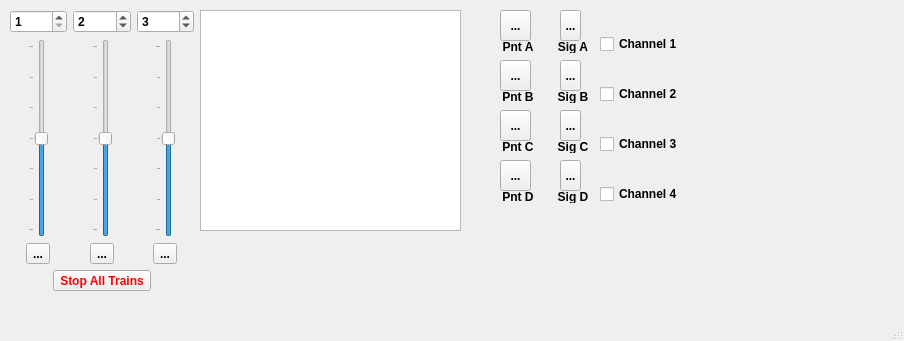
The window that gb_dcc.ui (schelli04/Gertbot_DCC) describes before a commit, drawn with Qt 5.
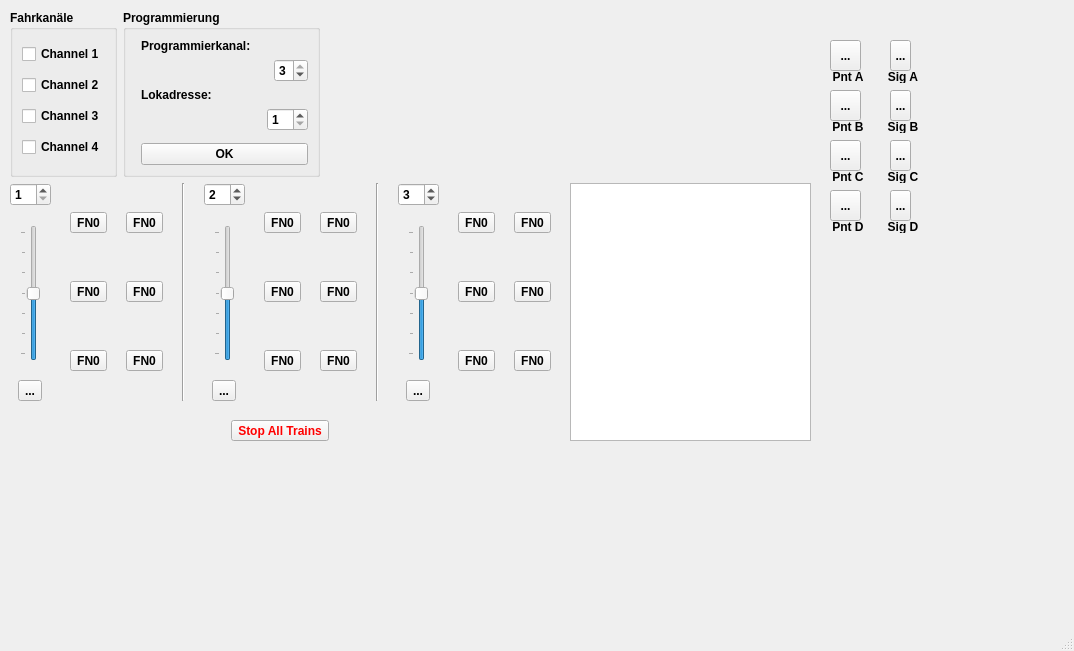
The same window after the commit. Icons and pictures are not drawn.

What changed in the file:
```diff
--- a/gb_dcc.ui
+++ b/gb_dcc.ui
@@ -6,8 +6,8 @@
    <rect>
     <x>0</x>
     <y>0</y>
-    <width>904</width>
-    <height>341</height>
+    <width>1074</width>
+    <height>651</height>
    </rect>
   </property>
   <property name="font">
@@ -36,8 +36,8 @@
    <widget class="QToolButton" name="pb_pointA">
     <property name="geometry">
      <rect>
-      <x>500</x>
-      <y>10</y>
+      <x>830</x>
+      <y>40</y>
       <width>31</width>
       <height>31</height>
      </rect>
@@ -66,8 +66,8 @@
    <widget class="QToolButton" name="pb_signalA">
     <property name="geometry">
      <rect>
-      <x>560</x>
-      <y>10</y>
+      <x>890</x>
+      <y>40</y>
       <width>21</width>
       <height>31</height>
      </rect>
@@ -96,8 +96,8 @@
    <widget class="QLabel" name="lbl_pointA">
     <property name="geometry">
      <rect>
-      <x>495</x>
-      <y>40</y>
+      <x>825</x>
+      <y>70</y>
       <width>46</width>
       <height>13</height>
      </rect>
@@ -117,8 +117,8 @@
    <widget class="QLabel" name="lbl_pointB">
     <property name="geometry">
      <rect>
-      <x>495</x>
-      <y>90</y>
+      <x>825</x>
+      <y>120</y>
       <width>46</width>
       <height>13</height>
      </rect>
@@ -138,8 +138,8 @@
    <widget class="QToolButton" name="pb_pointB">
     <property name="geometry">
      <rect>
-      <x>500</x>
-      <y>60</y>
+      <x>830</x>
+      <y>90</y>
       <width>31</width>
       <height>31</height>
      </rect>
@@ -168,8 +168,8 @@
    <widget class="QLabel" name="lbl_sigA">
     <property name="geometry">
      <rect>
-      <x>550</x>
-      <y>40</y>
+      <x>880</x>
+      <y>70</y>
       <width>46</width>
       <height>13</height>
      </rect>
@@ -189,8 +189,8 @@
    <widget class="QToolButton" name="pb_signalB">
     <property name="geometry">
      <rect>
-      <x>560</x>
-      <y>60</y>
+      <x>890</x>
+      <y>90</y>
       <width>21</width>
       <height>31</height>
      </rect>
@@ -219,8 +219,8 @@
    <widget class="QLabel" name="lbl_sigB">
     <property name="geometry">
      <rect>
-      <x>550</x>
-      <y>90</y>
+      <x>880</x>
+      <y>120</y>
       <width>46</width>
       <height>13</height>
      </rect>
@@ -240,8 +240,8 @@
    <widget class="QToolButton" name="pb_pointD">
     <property name="geometry">
      <rect>
-      <x>500</x>
-      <y>160</y>
+      <x>830</x>
+      <y>190</y>
       <width>31</width>
       <height>31</height>
      </rect>
@@ -270,8 +270,8 @@
    <widget class="QLabel" name="lbl_pointC">
     <property name="geometry">
      <rect>
-      <x>495</x>
-      <y>140</y>
+      <x>825</x>
+      <y>170</y>
       <width>46</width>
       <height>13</height>
      </rect>
@@ -291,8 +291,8 @@
    <widget class="QToolButton" name="pb_pointC">
     <property name="geometry">
      <rect>
-      <x>500</x>
-      <y>110</y>
+      <x>830</x>
+      <y>140</y>
       <width>31</width>
       <height>31</height>
      </rect>
@@ -321,8 +321,8 @@
    <widget class="QLabel" name="lbl_pointD">
     <property name="geometry">
      <rect>
-      <x>495</x>
-      <y>190</y>
+      <x>825</x>
+      <y>220</y>
       <width>46</width>
       <height>13</height>
      </rect>
@@ -342,8 +342,8 @@
    <widget class="QLabel" name="lbl_sigA_2">
     <property name="geometry">
      <rect>
-      <x>550</x>
-      <y>140</y>
+      <x>880</x>
+      <y>170</y>
       <width>46</width>
       <height>13</height>
      </rect>
@@ -363,8 +363,8 @@
    <widget class="QToolButton" name="pb_signalC">
     <property name="geometry">
      <rect>
-      <x>560</x>
-      <y>110</y>
+      <x>890</x>
+      <y>140</y>
       <width>21</width>
       <height>31</height>
      </rect>
@@ -393,8 +393,8 @@
    <widget class="QToolButton" name="pb_signalD">
     <property name="geometry">
      <rect>
-      <x>560</x>
-      <y>160</y>
+      <x>890</x>
+      <y>190</y>
       <width>21</width>
       <height>31</height>
      </rect>
@@ -423,8 +423,8 @@
    <widget class="QLabel" name="lbl_sigB_2">
     <property name="geometry">
      <rect>
-      <x>550</x>
-      <y>190</y>
+      <x>880</x>
+      <y>220</y>
       <width>46</width>
       <height>13</height>
      </rect>
@@ -446,10 +446,179 @@
      <rect>
       <x>10</x>
       <y>10</y>
-      <width>184</width>
-      <height>281</height>
+      <width>801</width>
+      <height>431</height>
      </rect>
     </property>
+    <layout class="QVBoxLayout" name="verticalLayout_7" stretch="1,4">
+     <item>
+      <layout class="QHBoxLayout" name="horizontalLayout_3" stretch="1,2,5">
+       <item>
+        <layout class="QVBoxLayout" name="verticalLayout_5">
+         <item>
+          <widget class="QGroupBox" name="groupBox_2">
+           <property name="title">
+            <string>Fahrkanäle</string>
+           </property>
+           <layout class="QGridLayout" name="gridLayout">
+            <item row="1" column="0">
+             <widget class="QCheckBox" name="chkBx_Chn1">
+              <property name="text">
+               <string>Channel 2</string>
+              </property>
+             </widget>
+            </item>
+            <item row="0" column="0">
+             <widget class="QCheckBox" name="chkBx_Chn0">
+              <property name="text">
+               <string>Channel 1</string>
+              </property>
+             </widget>
+            </item>
+            <item row="2" column="0">
+             <widget class="QCheckBox" name="chkBx_Chn2">
+              <property name="text">
+               <string>Channel 3</string>
+              </property>
+             </widget>
+            </item>
+            <item row="3" column="0">
+             <widget class="QCheckBox" name="chkBx_Chn3">
+              <property name="text">
+               <string>Channel 4</string>
+              </property>
+             </widget>
+            </item>
+           </layout>
+          </widget>
+         </item>
+        </layout>
+       </item>
+       <item>
+        <layout class="QVBoxLayout" name="verticalLayout_6">
+         <item>
+          <widget class="QGroupBox" name="groupBox">
+           <property name="title">
+            <string>Programmierung</string>
+           </property>
+           <layout class="QFormLayout" name="formLayout">
+            <property name="fieldGrowthPolicy">
+             <enum>QFormLayout::AllNonFixedFieldsGrow</enum>
+            </property>
+            <item row="0" column="1">
+             <widget class="QLabel" name="label">
+              <property name="text">
+               <string>Programmierkanal:</string>
+              </property>
+             </widget>
+            </item>
+            <item row="2" column="1">
+             <widget class="QLabel" name="label_2">
+              <property name="text">
+               <string>Lokadresse:</string>
+              </property>
+             </widget>
+            </item>
+            <item row="4" column="1">
+             <spacer name="verticalSpacer">
+              <property name="orientation">
+               <enum>Qt::Vertical</enum>
+              </property>
+              <property name="sizeHint" stdset="0">
+               <size>
+                <width>20</width>
+                <height>40</height>
+               </size>
+              </property>
+             </spacer>
+            </item>
+            <item row="6" column="1">
+             <widget class="QPushButton" name="pushButton">
+              <property name="text">
+               <string>OK</string>
+              </property>
+             </widget>
+            </item>
+            <item row="1" column="1">
+             <layout class="QHBoxLayout" name="horizontalLayout_4">
+              <item>
+               <spacer name="horizontalSpacer_2">
+                <property name="orientation">
+                 <enum>Qt::Horizontal</enum>
+                </property>
+                <property name="sizeHint" stdset="0">
+                 <size>
+                  <width>40</width>
+                  <height>20</height>
+                 </size>
+                </property>
+               </spacer>
+              </item>
+              <item>
+               <widget class="QSpinBox" name="spnBx_Chn_PT">
+                <property name="maximum">
+                 <number>3</number>
+                </property>
+                <property name="value">
+                 <number>3</number>
+                </property>
+               </widget>
+              </item>
+             </layout>
+            </item>
+            <item row="3" column="1">
+             <layout class="QHBoxLayout" name="horizontalLayout_5">
+              <item>
+               <spacer name="horizontalSpacer_3">
+                <property name="orientation">
+                 <enum>Qt::Horizontal</enum>
+                </property>
+                <property name="sizeHint" stdset="0">
+                 <size>
+                  <width>40</width>
+                  <height>20</height>
+                 </size>
+                </property>
+               </spacer>
+              </item>
+              <item>
+               <widget class="QSpinBox" name="spnBx_loco_PT">
+                <property name="minimum">
+                 <number>1</number>
+                </property>
+               </widget>
+              </item>
+             </layout>
+            </item>
+           </layout>
+          </widget>
+         </item>
+        </layout>
+       </item>
+       <item>
+        <spacer name="horizontalSpacer">
+         <property name="orientation">
+          <enum>Qt::Horizontal</enum>
+         </property>
+         <property name="sizeHint" stdset="0">
+          <size>
+           <width>40</width>
+           <height>20</height>
+          </size>
+         </property>
+        </spacer>
+       </item>
+      </layout>
+     </item>
+     <item>
+      <layout class="QHBoxLayout" name="horizontalLayout_2">
+       <property name="spacing">
+        <number>19</number>
+       </property>
+       <property name="sizeConstraint">
+        <enum>QLayout::SetMaximumSize</enum>
+       </property>
+       <item>
     <layout class="QVBoxLayout" name="verticalLayout_4">
      <item>
       <layout class="QHBoxLayout" name="horizontalLayout">
@@ -518,6 +687,77 @@
          </item>
         </layout>
        </item>
+           <item>
+            <layout class="QGridLayout" name="gridLayout_2">
+             <item row="1" column="1">
+              <widget class="QToolButton" name="toolButton_4">
+               <property name="text">
+                <string>FN0</string>
+               </property>
+               <property name="checkable">
+                <bool>true</bool>
+               </property>
+              </widget>
+             </item>
+             <item row="1" column="0">
+              <widget class="QToolButton" name="toolButton_3">
+               <property name="text">
+                <string>FN0</string>
+               </property>
+               <property name="checkable">
+                <bool>true</bool>
+               </property>
+              </widget>
+             </item>
+             <item row="0" column="0">
+              <widget class="QToolButton" name="toolButton">
+               <property name="text">
+                <string>FN0</string>
+               </property>
+               <property name="checkable">
+                <bool>true</bool>
+               </property>
+              </widget>
+             </item>
+             <item row="0" column="1">
+              <widget class="QToolButton" name="toolButton_2">
+               <property name="text">
+                <string>FN0</string>
+               </property>
+               <property name="checkable">
+                <bool>true</bool>
+               </property>
+              </widget>
+             </item>
+             <item row="2" column="0">
+              <widget class="QToolButton" name="toolButton_5">
+               <property name="text">
+                <string>FN0</string>
+               </property>
+               <property name="checkable">
+                <bool>true</bool>
+               </property>
+              </widget>
+             </item>
+             <item row="2" column="1">
+              <widget class="QToolButton" name="toolButton_6">
+               <property name="text">
+                <string>FN0</string>
+               </property>
+               <property name="checkable">
+                <bool>true</bool>
+               </property>
+              </widget>
+             </item>
+            </layout>
+           </item>
+           <item>
+            <widget class="Line" name="line">
+             <property name="orientation">
+              <enum>Qt::Vertical</enum>
+             </property>
+            </widget>
+           </item>
        <item>
         <layout class="QVBoxLayout" name="verticalLayout_2">
          <item>
@@ -575,6 +815,77 @@
          </item>
         </layout>
        </item>
+           <item>
+            <layout class="QGridLayout" name="gridLayout_3">
+             <item row="1" column="1">
+              <widget class="QToolButton" name="toolButton_7">
+               <property name="text">
+                <string>FN0</string>
+               </property>
+               <property name="checkable">
+                <bool>true</bool>
+               </property>
+              </widget>
+             </item>
+             <item row="1" column="0">
+              <widget class="QToolButton" name="toolButton_8">
+               <property name="text">
+                <string>FN0</string>
+               </property>
+               <property name="checkable">
+                <bool>true</bool>
+               </property>
+              </widget>
+             </item>
+             <item row="0" column="0">
+              <widget class="QToolButton" name="toolButton_9">
+               <property name="text">
+                <string>FN0</string>
+               </property>
+               <property name="checkable">
+                <bool>true</bool>
+               </property>
+              </widget>
+             </item>
+             <item row="0" column="1">
+              <widget class="QToolButton" name="toolButton_10">
+               <property name="text">
+                <string>FN0</string>
+               </property>
+               <property name="checkable">
+                <bool>true</bool>
+               </property>
+              </widget>
+             </item>
+             <item row="2" column="0">
+              <widget class="QToolButton" name="toolButton_11">
+               <property name="text">
+                <string>FN0</string>
+               </property>
+               <property name="checkable">
+                <bool>true</bool>
+               </property>
+              </widget>
+             </item>
+             <item row="2" column="1">
+              <widget class="QToolButton" name="toolButton_12">
+               <property name="text">
+                <string>FN0</string>
+               </property>
+               <property name="checkable">
+                <bool>true</bool>
+               </property>
+              </widget>
+             </item>
+            </layout>
+           </item>
+           <item>
+            <widget class="Line" name="line_2">
+             <property name="orientation">
+              <enum>Qt::Vertical</enum>
+             </property>
+            </widget>
+           </item>
        <item>
         <layout class="QVBoxLayout" name="verticalLayout_3">
          <item>
@@ -632,6 +943,70 @@
          </item>
         </layout>
        </item>
+           <item>
+            <layout class="QGridLayout" name="gridLayout_4">
+             <item row="1" column="1">
+              <widget class="QToolButton" name="toolButton_13">
+               <property name="text">
+                <string>FN0</string>
+               </property>
+               <property name="checkable">
+                <bool>true</bool>
+               </property>
+              </widget>
+             </item>
+             <item row="1" column="0">
+              <widget class="QToolButton" name="toolButton_14">
+               <property name="text">
+                <string>FN0</string>
+               </property>
+               <property name="checkable">
+                <bool>true</bool>
+               </property>
+              </widget>
+             </item>
+             <item row="0" column="0">
+              <widget class="QToolButton" name="toolButton_15">
+               <property name="text">
+                <string>FN0</string>
+               </property>
+               <property name="checkable">
+                <bool>true</bool>
+               </property>
+              </widget>
+             </item>
+             <item row="0" column="1">
+              <widget class="QToolButton" name="toolButton_16">
+               <property name="text">
+                <string>FN0</string>
+               </property>
+               <property name="checkable">
+                <bool>true</bool>
+               </property>
+              </widget>
+             </item>
+             <item row="2" column="0">
+              <widget class="QToolButton" name="toolButton_17">
+               <property name="text">
+                <string>FN0</string>
+               </property>
+               <property name="checkable">
+                <bool>true</bool>
+               </property>
+              </widget>
+             </item>
+             <item row="2" column="1">
+              <widget class="QToolButton" name="toolButton_18">
+               <property name="text">
+                <string>FN0</string>
+               </property>
+               <property name="checkable">
+                <bool>true</bool>
+               </property>
+              </widget>
+             </item>
+            </layout>
+           </item>
       </layout>
      </item>
      <item alignment="Qt::AlignHCenter">
@@ -684,54 +1059,11 @@
       </widget>
      </item>
     </layout>
-   </widget>
-   <widget class="QPlainTextEdit" name="te_log">
-    <property name="geometry">
-     <rect>
-      <x>200</x>
-      <y>10</y>
-      <width>261</width>
-      <height>221</height>
-     </rect>
-    </property>
-   </widget>
-   <widget class="QWidget" name="verticalLayoutWidget">
-    <property name="geometry">
-     <rect>
-      <x>600</x>
-      <y>10</y>
-      <width>81</width>
-      <height>221</height>
-     </rect>
-    </property>
-    <layout class="QVBoxLayout" name="verticalLayout_5">
-     <item>
-      <widget class="QCheckBox" name="chkBx_Chn0">
-       <property name="text">
-        <string>Channel 1</string>
-       </property>
-      </widget>
      </item>
      <item>
-      <widget class="QCheckBox" name="chkBx_Chn1">
-       <property name="text">
-        <string>Channel 2</string>
-       </property>
-      </widget>
-     </item>
-     <item>
-      <widget class="QCheckBox" name="chkBx_Chn2">
-       <property name="text">
-        <string>Channel 3</string>
-       </property>
-      </widget>
-     </item>
-     <item>
-      <widget class="QCheckBox" name="chkBx_Chn3">
-       <property name="text">
-        <string>Channel 4</string>
-       </property>
-      </widget>
+        <widget class="QPlainTextEdit" name="te_log"/>
+       </item>
+      </layout>
      </item>
     </layout>
    </widget>
```
Left out of the diff: 6 changed lines with no effect on the pictures. Lines whose indentation alone changed are shown as unchanged.
